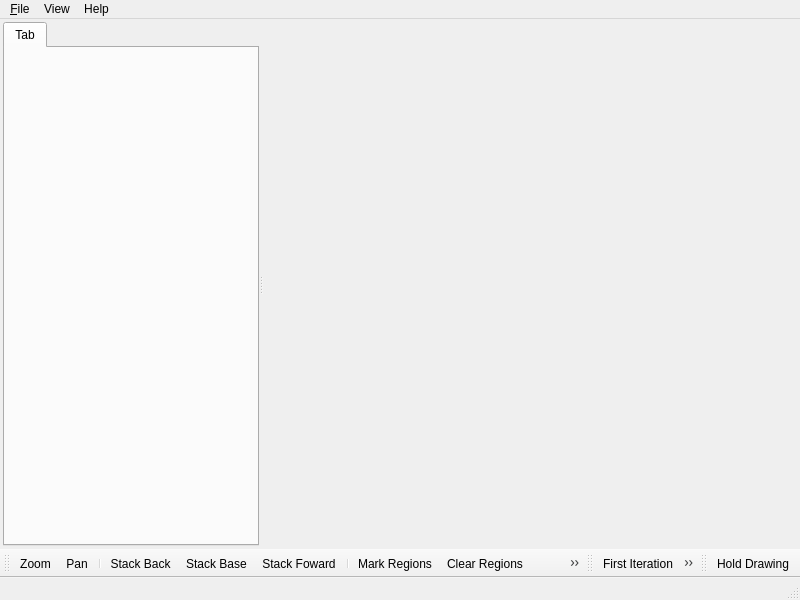
This is code/plotms/implement/Gui/PlotMSPlotter.ui in radio-astro/casa as Qt 5 draws it before an edit. The edited form follows.
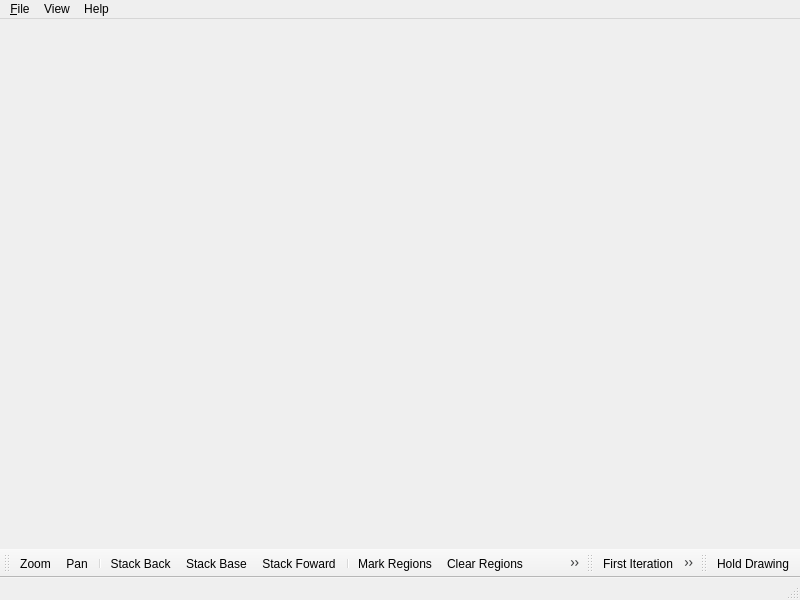
This is the edited form. Icons and pictures are not drawn.

What changed in the file:
```diff
--- a/code/plotms/implement/Gui/PlotMSPlotter.ui
+++ b/code/plotms/implement/Gui/PlotMSPlotter.ui
@@ -47,52 +47,6 @@
     <property name="verticalSpacing" >
      <number>3</number>
     </property>
-    <item row="0" column="0" >
-     <widget class="QSplitter" name="splitter" >
-      <property name="orientation" >
-       <enum>Qt::Horizontal</enum>
-      </property>
-      <property name="opaqueResize" >
-       <bool>false</bool>
-      </property>
-      <widget class="QTabWidget" name="tabWidget" >
-       <property name="sizePolicy" >
-        <sizepolicy vsizetype="Expanding" hsizetype="Preferred" >
-         <horstretch>0</horstretch>
-         <verstretch>0</verstretch>
-        </sizepolicy>
-       </property>
-       <property name="maximumSize" >
-        <size>
-         <width>280</width>
-         <height>16777215</height>
-        </size>
-       </property>
-       <property name="currentIndex" >
-        <number>0</number>
-       </property>
-       <widget class="QWidget" name="tab" >
-        <attribute name="title" >
-         <string>Tab</string>
-        </attribute>
-       </widget>
-      </widget>
-      <widget class="QFrame" name="frame" >
-       <property name="sizePolicy" >
-        <sizepolicy vsizetype="Preferred" hsizetype="Expanding" >
-         <horstretch>0</horstretch>
-         <verstretch>0</verstretch>
-        </sizepolicy>
-       </property>
-       <property name="frameShape" >
-        <enum>QFrame::NoFrame</enum>
-       </property>
-       <property name="frameShadow" >
-        <enum>QFrame::Raised</enum>
-       </property>
-      </widget>
-     </widget>
-    </item>
    </layout>
   </widget>
   <widget class="QMenuBar" name="menubar" >
```
